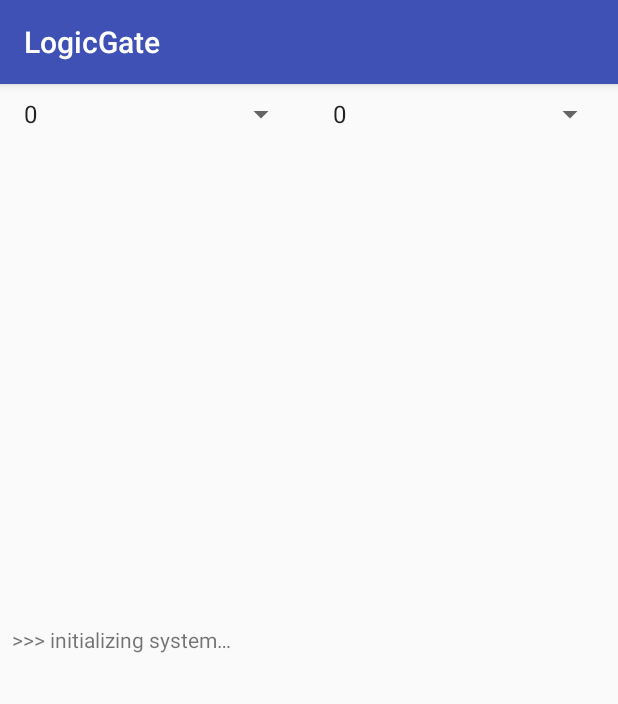
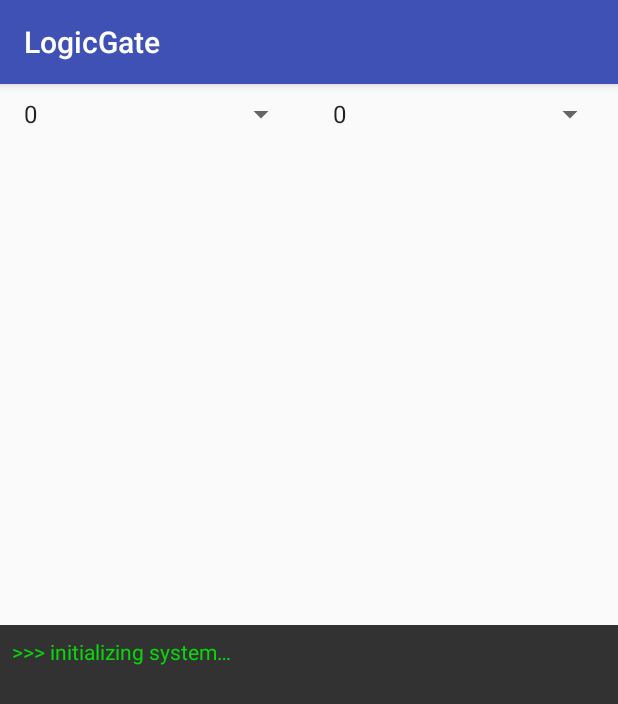
Before and after one commit to rejasupotaro/logic-gate, an Android app: the screen it shows after launch (MainActivity), on a phone screen of 412 x 824 dp. Shown: the top 704 px of the screen. Run offline under Robolectric (Android 15) with nearby library versions, the phone set to English and light mode, and no system bars; libraries missing offline, so code that uses them is left out: kotlinx.coroutines.experimental; 1 statement that could not run was skipped.

Commit message:
Update design

```diff
--- a/logic-gate-android/app/src/main/java/rejasupotaro/logicgate/MainActivity.kt
+++ b/logic-gate-android/app/src/main/java/rejasupotaro/logicgate/MainActivity.kt
@@ -38,7 +38,7 @@ class MainActivity : AppCompatActivity() {
     }
 
     private fun subscribeEvents() {
-        viewModel.inferredValue.observe(this, Observer { value ->
+        viewModel.output.observe(this, Observer { value ->
             outputTextView.text = value.toString()
         })
 
--- a/logic-gate-android/app/src/main/java/rejasupotaro/logicgate/MainViewModel.kt
+++ b/logic-gate-android/app/src/main/java/rejasupotaro/logicgate/MainViewModel.kt
@@ -13,9 +13,9 @@ class MainViewModel(application: Application) : AndroidViewModel(application) {
 
     val log = MutableLiveData<String>()
 
-    val inferredValue = MutableLiveData<Int>()
+    val output = MutableLiveData<Int>()
 
     fun infer(x1: Int, x2: Int) = async(CommonPool) {
-        inferredValue.postValue(logicGate.and(x1, x2))
+        output.postValue(logicGate.and(x1, x2))
     }
 }
--- a/logic-gate-android/app/src/main/res/layout/activity_main.xml
+++ b/logic-gate-android/app/src/main/res/layout/activity_main.xml
@@ -10,7 +10,6 @@
         android:id="@+id/outputTextView"
         android:layout_width="wrap_content"
         android:layout_height="wrap_content"
-        android:layout_marginBottom="8dp"
         android:textSize="@dimen/text_size_large"
         app:layout_constraintBottom_toTopOf="@+id/guideline5"
         app:layout_constraintLeft_toLeftOf="parent"
@@ -52,9 +51,8 @@
         android:id="@+id/logScrollView"
         android:layout_width="0dp"
         android:layout_height="0dp"
-        android:layout_marginBottom="8dp"
-        android:layout_marginEnd="8dp"
-        android:layout_marginStart="8dp"
+        android:padding="8dp"
+        android:background="#CC000000"
         android:scrollbars="none"
         app:layout_constraintBottom_toBottomOf="parent"
         app:layout_constraintEnd_toEndOf="parent"
@@ -71,6 +69,7 @@
                 android:layout_width="match_parent"
                 android:layout_height="wrap_content"
                 android:text="@string/initializing"
+                android:textColor="#CC00FF00"
                 app:layout_constraintBottom_toBottomOf="parent"
                 app:layout_constraintEnd_toEndOf="parent"
                 app:layout_constraintHorizontal_bias="0.0"
```
Also changed, not shown: 1 other file.
